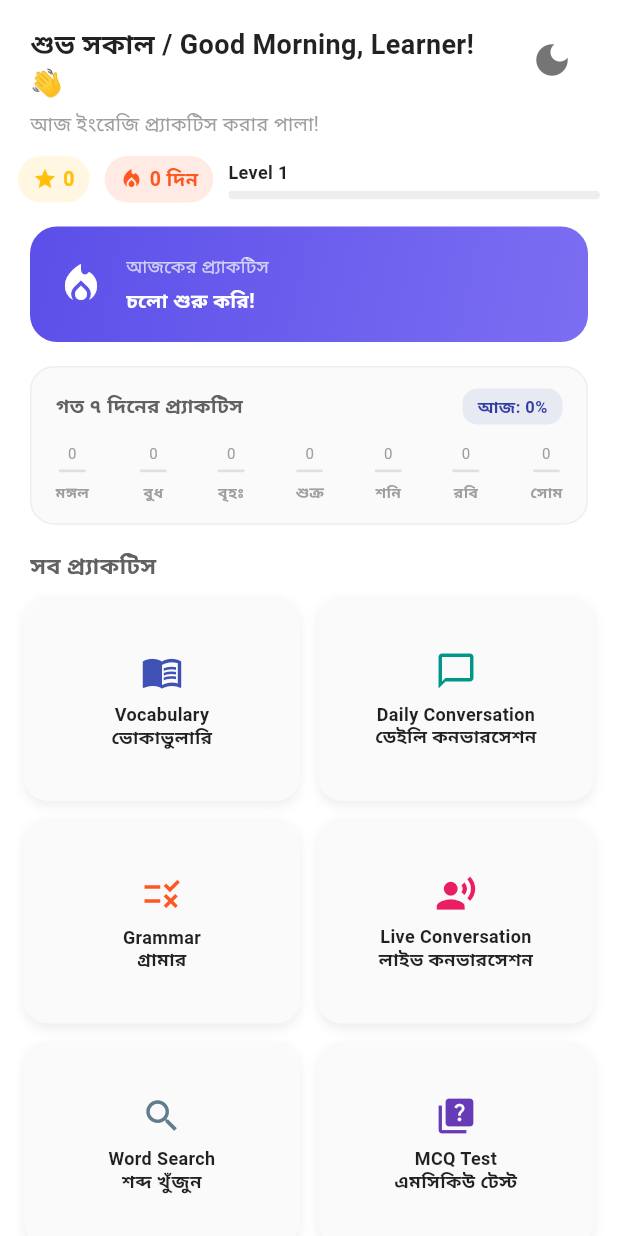
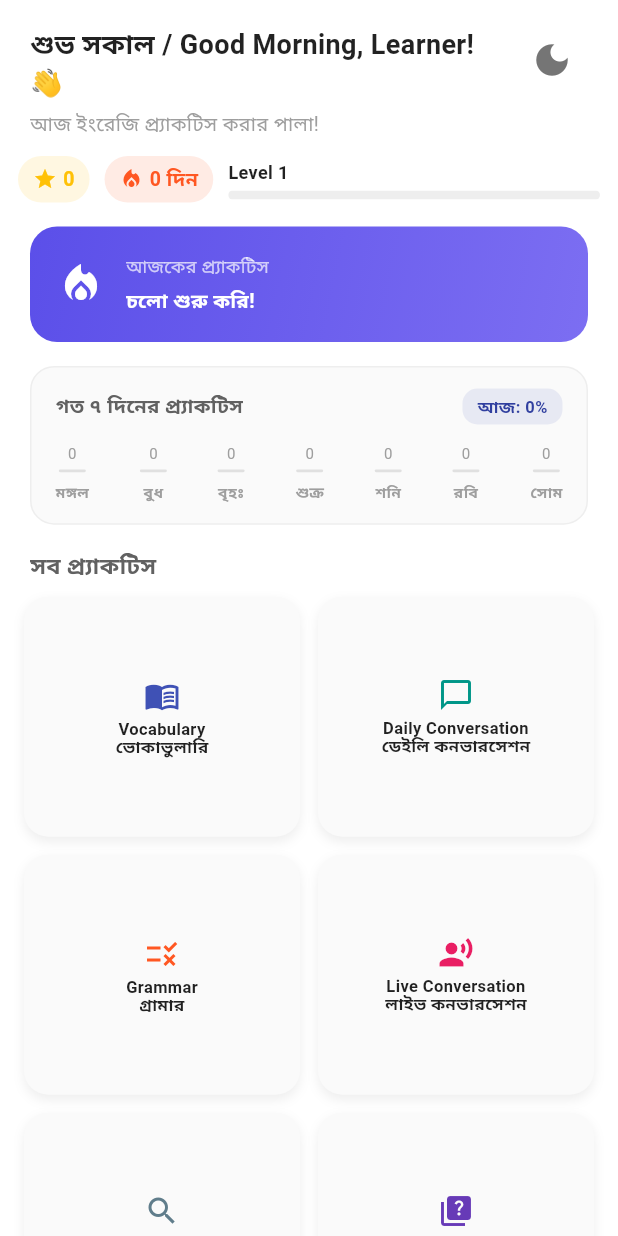
Before and after one commit to asi905/spoken_grammar_practice_app, a Flutter app: the screen it shows after launch, on a phone screen of 412 x 824 dp. Run offline on Flutter 3.47's test engine with Material 3 defaults, Android fonts, the phone set to English and light mode, and no system bars; our stand-ins replace cloud_firestore, firebase_auth, firebase_core, flutter_tts, google_sign_in, permission_handler and 2 more; accounts and stored records are empty.

Commit message:
Fix grid overflow completely

```diff
--- a/lib/screens/home_screen.dart
+++ b/lib/screens/home_screen.dart
@@ -144,19 +144,17 @@ class _HomeScreenState extends State<HomeScreen> {
     final cardBorderColor =
         _isDarkMode ? Colors.grey.shade800 : Colors.grey.shade200;
 
-    // ✅ রেস্পন্সিভ লেআউট (Responsive Layout) এর জন্য স্ক্রিনের চওড়া মাপা হচ্ছে
     final screenWidth = MediaQuery.of(context).size.width;
 
-    int crossAxisCount = 2; // ডিফল্ট (ফোনের জন্য)
-    double childAspectRatio =
-        1.35; // কার্ডের উচ্চতা কমানোর জন্য রেট বাড়ানো হয়েছে
+    int crossAxisCount = 2;
+    double childAspectRatio = 1.15;
 
     if (screenWidth >= 900) {
-      crossAxisCount = 4; // ওয়েবসাইটের জন্য ৪ কলাম
-      childAspectRatio = 1.5;
+      crossAxisCount = 4;
+      childAspectRatio = 1.3;
     } else if (screenWidth >= 600) {
-      crossAxisCount = 3; // ট্যাবলেটের জন্য ৩ কলাম
-      childAspectRatio = 1.4;
+      crossAxisCount = 3;
+      childAspectRatio = 1.2;
     }
 
     return Scaffold(
@@ -236,10 +234,10 @@ class _HomeScreenState extends State<HomeScreen> {
                 child: GridView.count(
                   shrinkWrap: true,
                   physics: const NeverScrollableScrollPhysics(),
-                  crossAxisCount: crossAxisCount, // ✅ রেস্পন্সিভ কলাম
+                  crossAxisCount: crossAxisCount,
                   crossAxisSpacing: 12,
                   mainAxisSpacing: 12,
-                  childAspectRatio: childAspectRatio, // ✅ কার্ডের পারফেক্ট সাইজ
+                  childAspectRatio: childAspectRatio,
                   children: [
                     _buildGridCard(
                       title: 'Vocabulary\nভোকাভুলারি',
@@ -604,21 +602,33 @@ class _HomeScreenState extends State<HomeScreen> {
                 ],
         ),
         child: Padding(
-          padding: const EdgeInsets.all(8.0),
-          child: Column(
+          padding: const EdgeInsets.symmetric(horizontal: 6.0, vertical: 4.0),
+          child: LayoutBuilder(
+            builder: (context, constraints) {
+              return Column(
                 mainAxisAlignment: MainAxisAlignment.center,
+                mainAxisSize: MainAxisSize.min,
                 children: [
-              Icon(icon,
-                  size: 28, color: iconColor), // আইকনের সাইজ একটু কমানো হয়েছে
-              const SizedBox(height: 8),
-              Text(title,
+                  Icon(icon, size: 24, color: iconColor),
+                  const SizedBox(height: 4),
+                  Flexible(
+                    child: FittedBox(
+                      fit: BoxFit.scaleDown,
+                      child: Text(
+                        title,
                         textAlign: TextAlign.center,
+                        maxLines: 2,
                         style: TextStyle(
-                      fontSize: 12,
+                            fontSize: 11,
                             fontWeight: FontWeight.bold,
                             color: textColor,
-                      height: 1.2)),
+                            height: 1.1),
+                      ),
+                    ),
+                  ),
                 ],
+              );
+            },
           ),
         ),
       ),
```
Also changed, not shown: 1 other file. Lines whose indentation alone changed are shown as unchanged.
